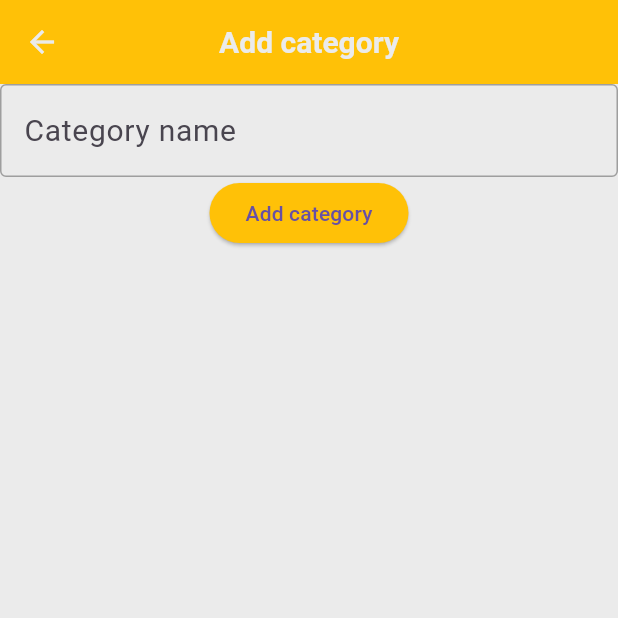
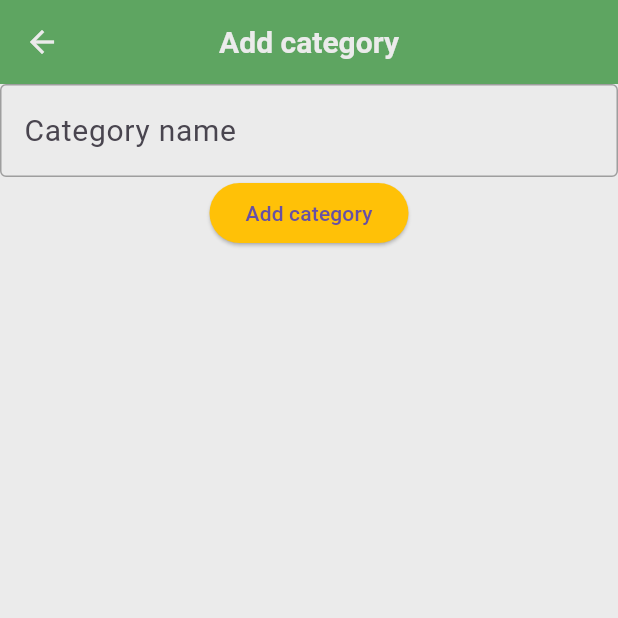
Before and after one commit to mmaxemm/FinFlow, a Flutter app: the AddCategory screen opened by its route, on a phone screen of 412 x 824 dp, the top half of it. Run offline on Flutter 3.47's test engine with Material 3 defaults, Android fonts, the phone set to English and light mode, and no system bars; our stand-ins replace fl_chart.

Commit message:
Delete AppBar backgroundColor

```diff
--- a/flutterProject/lib/features/add_expenses/add_expenses_screen.dart
+++ b/flutterProject/lib/features/add_expenses/add_expenses_screen.dart
@@ -16,7 +16,6 @@ class _AddExpensesState extends State<AddExpenses> {
   Widget build(BuildContext context) {
     return Scaffold(
       appBar: AppBar(
-        backgroundColor: Colors.amber,
         title: Text(widget.title),
       ),
       body: Column(children: [
--- a/flutterProject/lib/features/add_expenses/category/add_category/add_category.dart
+++ b/flutterProject/lib/features/add_expenses/category/add_category/add_category.dart
@@ -25,7 +25,6 @@ class _AddCategoryState extends State<AddCategory> {
     }
     return Scaffold(
       appBar: AppBar(
-        backgroundColor: Colors.amber,
         title: Text(widget.title),
       ),
       body: Column(children: [
--- a/flutterProject/lib/features/add_expenses/category/add_expenses_category_screen.dart
+++ b/flutterProject/lib/features/add_expenses/category/add_expenses_category_screen.dart
@@ -23,7 +23,6 @@ class _AddExpensesCategoryState extends State<AddExpensesCategory> {
     }
     return Scaffold(
       appBar: AppBar(
-        backgroundColor: Colors.amber,
         title: Text(widget.title),
       ),
       body: LayoutBuilder(
--- a/flutterProject/lib/features/delete_category/delete_category.dart
+++ b/flutterProject/lib/features/delete_category/delete_category.dart
@@ -35,7 +35,6 @@ class _DeleteCategoryState extends State<DeleteCategory> with SingleTickerProvid
   Widget build(BuildContext context) {
     return Scaffold(
       appBar: AppBar(
-        backgroundColor: Colors.amber,
         title: Text(widget.title),
       ),
       body: LayoutBuilder(
```
